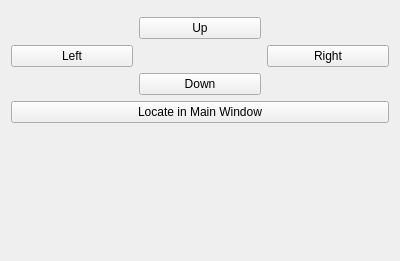
Qt form neurolabi/gui/flyem/flyemorthocontrolform.ui (janelia-flyem/NeuTu) before a commit.
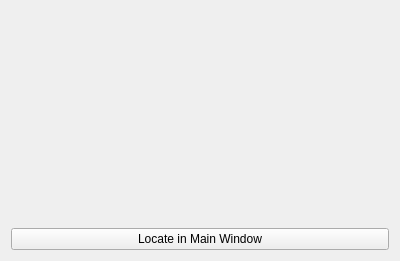
The same form after that commit. Icons and pictures are not drawn. Custom widgets are drawn as their Qt base class.

```diff
--- a/neurolabi/gui/flyem/flyemorthocontrolform.ui
+++ b/neurolabi/gui/flyem/flyemorthocontrolform.ui
@@ -21,69 +21,7 @@
   </property>
   <layout class="QVBoxLayout" name="verticalLayout">
    <item>
-    <widget class="QFrame" name="frame">
-     <property name="frameShape">
-      <enum>QFrame::StyledPanel</enum>
-     </property>
-     <property name="frameShadow">
-      <enum>QFrame::Raised</enum>
-     </property>
-    </widget>
-   </item>
-   <item>
-    <layout class="QGridLayout" name="gridLayout">
-     <item row="2" column="1">
-      <widget class="QPushButton" name="downPushButton">
-       <property name="text">
-        <string>Down</string>
-       </property>
-       <property name="icon">
-        <iconset resource="../gui.qrc">
-         <normaloff>:/images/move_down.png</normaloff>:/images/move_down.png</iconset>
-       </property>
-      </widget>
-     </item>
-     <item row="0" column="1">
-      <widget class="QPushButton" name="upPushButton">
-       <property name="text">
-        <string>Up</string>
-       </property>
-       <property name="icon">
-        <iconset resource="../gui.qrc">
-         <normaloff>:/images/move_up.png</normaloff>:/images/move_up.png</iconset>
-       </property>
-      </widget>
-     </item>
-     <item row="1" column="2">
-      <widget class="QPushButton" name="rightPushButton">
-       <property name="text">
-        <string>Right</string>
-       </property>
-       <property name="icon">
-        <iconset resource="../gui.qrc">
-         <normaloff>:/images/go-next.png</normaloff>:/images/go-next.png</iconset>
-       </property>
-      </widget>
-     </item>
-     <item row="1" column="0">
-      <widget class="QPushButton" name="leftPushButton">
-       <property name="text">
-        <string>Left</string>
-       </property>
-       <property name="icon">
-        <iconset resource="../gui.qrc">
-         <normaloff>:/images/go-previous.png</normaloff>:/images/go-previous.png</iconset>
-       </property>
-      </widget>
-     </item>
-    </layout>
-   </item>
-   <item>
-    <widget class="QPushButton" name="locateToPushButton">
-     <property name="text">
-      <string>Locate in Main Window</string>
-     </property>
-    </widget>
+    <widget class="ZFlyEmMessageWidget" name="messageWidget" native="true"/>
    </item>
    <item>
     <spacer name="verticalSpacer">
@@ -98,10 +36,23 @@
      </property>
     </spacer>
    </item>
+   <item>
+    <widget class="QPushButton" name="locateToPushButton">
+     <property name="text">
+      <string>Locate in Main Window</string>
+     </property>
+    </widget>
+   </item>
   </layout>
  </widget>
- <resources>
-  <include location="../gui.qrc"/>
- </resources>
+ <customwidgets>
+  <customwidget>
+   <class>ZFlyEmMessageWidget</class>
+   <extends>QWidget</extends>
+   <header>flyem/zflyemmessagewidget.h</header>
+   <container>1</container>
+  </customwidget>
+ </customwidgets>
+ <resources/>
  <connections/>
 </ui>
```
